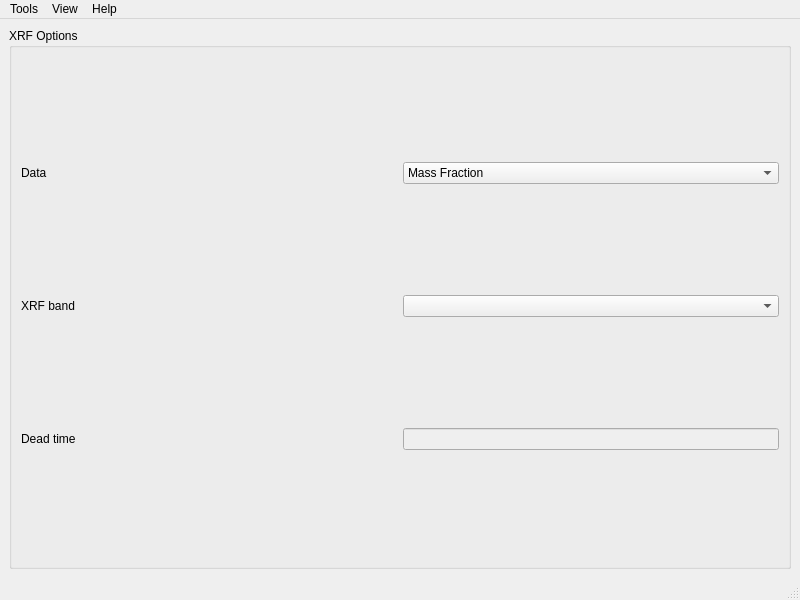
The window that xpaxs/frontend/ui/ui_mcaanalysiswindow.ui (praxes/praxes) describes before a commit, drawn with Qt 5.
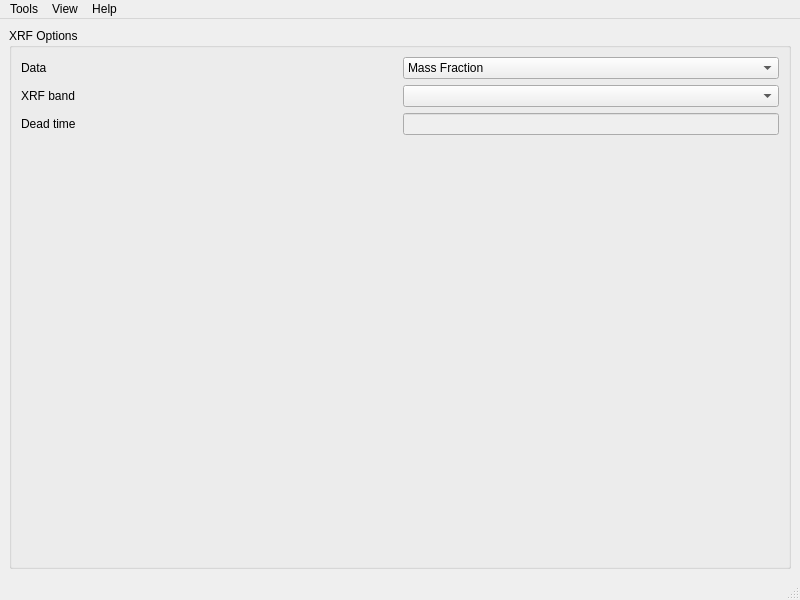
The same window after the commit.

Diff of the .ui file:
```diff
--- a/xpaxs/frontend/ui/ui_mcaanalysiswindow.ui
+++ b/xpaxs/frontend/ui/ui_mcaanalysiswindow.ui
@@ -119,6 +119,19 @@
              </property>
             </widget>
            </item>
+           <item row="3" column="0" colspan="2">
+            <spacer name="verticalSpacer">
+             <property name="orientation">
+              <enum>Qt::Vertical</enum>
+             </property>
+             <property name="sizeHint" stdset="0">
+              <size>
+               <width>20</width>
+               <height>40</height>
+              </size>
+             </property>
+            </spacer>
+           </item>
           </layout>
          </widget>
         </item>
```
